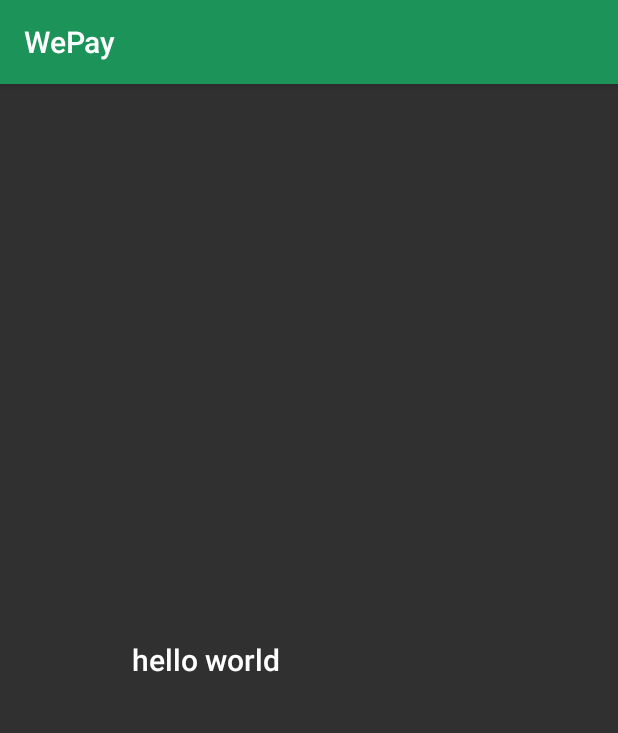
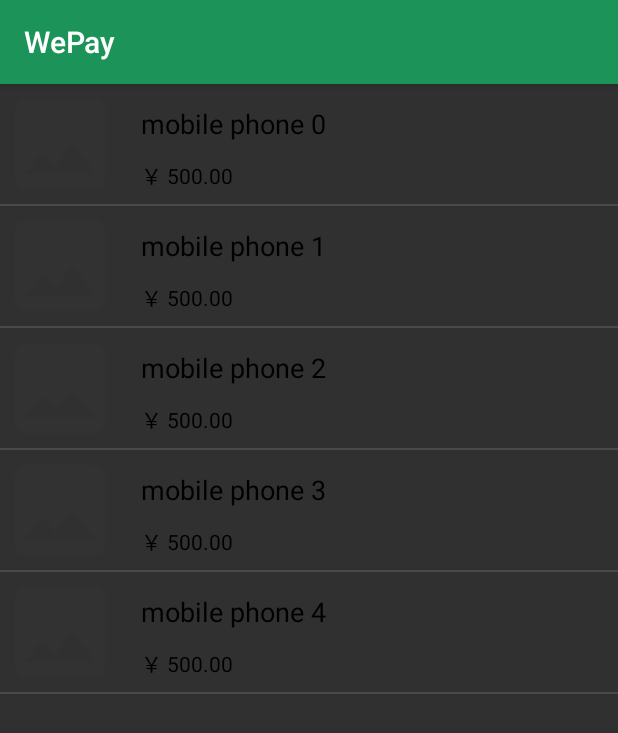
Before and after one commit to ZJU-Project-Training-G01/Wepay, an Android app: the fragment SearchFragment shown on its own in the app's theme, on a phone screen of 412 x 824 dp. Shown: the top 733 px of the screen. Run offline under Robolectric (Android 15) with nearby library versions, the phone set to English and light mode, and no system bars; pictures from the network do not load.

Commit message:
商品列表页面 | 商品具体页面轮廓

```diff
--- a/NFC_Pay/app/src/main/AndroidManifest.xml
+++ b/NFC_Pay/app/src/main/AndroidManifest.xml
@@ -42,6 +42,7 @@
                 <category android:name="android.intent.category.LAUNCHER" />
             </intent-filter>
         </activity>
+        <activity android:name=".GoodActivity"/>
     </application>
 
 </manifest>
--- a/NFC_Pay/app/src/main/java/cn/edu/zju/se_g01/nfc_pay/Good/GoodAdapter.java
+++ /dev/null
@@ -1,118 +0,0 @@
-package cn.edu.zju.se_g01.nfc_pay.Good;
-
-import android.content.Context;
-import android.graphics.Bitmap;
-import android.os.Bundle;
-import android.support.v7.widget.RecyclerView;
-import android.view.LayoutInflater;
-import android.view.View;
-import android.view.ViewGroup;
-import android.widget.BaseAdapter;
-import android.widget.ImageView;
-import android.widget.TextView;
-
-import java.util.ArrayList;
-import java.util.List;
-
-import cn.edu.zju.se_g01.nfc_pay.R;
-import cn.edu.zju.se_g01.nfc_pay.fragments.SearchFragment;
-
-/**
- * Created by Rexxar on 2017/7/7.
- */
-
-public class GoodAdapter extends BaseAdapter {
-
-    private List<Goods> goodsList = new ArrayList<>();
-
-    private Context context;
-    private LayoutInflater layoutInflater;
-
-    private SearchFragment searchFragment;
-
-    public GoodAdapter(Context context, List<Goods> goodsList) {
-        this.context = context;
-        this.goodsList = goodsList;
-
-        searchFragment = new SearchFragment();
-        searchFragment.setContext(context);
-
-//        this.layoutInflater = LayoutInflater.from(context);
-    }
-
-    @Override
-    public int getCount() {
-        return goodsList.size();
-    }
-
-    @Override
-    public Goods getItem(int position) {
-        return goodsList.get(position);
-    }
-
-    @Override
-    public long getItemId(int position) {
-        return position;
-    }
-
-    @Override
-    public View getView(int position, View convertView, ViewGroup parent) {
-        if (convertView == null) {
-            convertView = layoutInflater.inflate(R.layout.search_layout, null);//找到布局文件
-            convertView.setTag(new ViewHolder(convertView));
-        }
-        initViews(getItem(position),(ViewHolder) convertView.getTag());
-        return convertView;
-    }
-
-    private void initViews(Goods goods, ViewHolder holder) {
-        /*
-         * 第一次初始话的时候通过 要请求的Url地址 为每个图片设置一个Tag标记,
-         * 然后在设置图片的时候判断Tag标记如果是才把图片设置到ImageView上,
-         * 这做的原因是为了防止ListView 中的图片错位...
-         */
-        holder.imageView.setTag(goods.getImgUrl());
-
-        //设置新闻标题为集合中获得的标题
-        holder.nameTextView.setText(goods.getGoodsName());
-
-        holder.priceTextView.setText(String.format("%.2f",goods.getUnitPrice()));
-
-    }
-
-    protected class ViewHolder {
-        private ImageView imageView;
-        private TextView nameTextView;
-        private TextView priceTextView;
-
-        public ViewHolder(View view) {
-            imageView = (ImageView) view.findViewById(R.id.good_img);
-            nameTextView = (TextView) view.findViewById(R.id.good_name);
-            priceTextView = (TextView) view.findViewById(R.id.unit_price);
-        }
-    }
-
-    public void getImage(Context context, String imgUrl,
-                         final ImageView imageView) {
-        //TODO 将img显示在imageView上
-        /*
-         * 检测图片的Tag值 ,如果根请求的地址相同 才做图片的网络请求.
-         */
-//        if (imageView.getTag().toString().equals(imgUrl)) {
-//
-//            RequestQueue mQueue = Volley.newRequestQueue(context);
-//            ImageRequest imageRequest = new ImageRequest(imgUrl,
-//                    new Response.Listener<Bitmap>() {
-//                        @Override
-//                        public void onResponse(Bitmap response) {
-//                            imageView.setImageBitmap(response);//将返回的Bitmap显示子啊ImageView上
-//                        }
-//                    }, 0, 0, Bitmap.Config.RGB_565, new Response.ErrorListener() {
-//                @Override
-//                public void onErrorResponse(VolleyError error) {
-//                }
-//            });
-//            mQueue.add(imageRequest);
-//        }
-    }
-}
--- a/NFC_Pay/app/src/main/java/cn/edu/zju/se_g01/nfc_pay/Good/GoodsLab.java
+++ b/NFC_Pay/app/src/main/java/cn/edu/zju/se_g01/nfc_pay/Good/GoodsLab.java
@@ -12,7 +12,7 @@ import java.util.UUID;
  */
 public class GoodsLab {
     private static GoodsLab goodsLab;
-    private List<Goods> goodsList;
+    private ArrayList<Goods> goodsList;
 
     public static GoodsLab get(Context context) {
         if (goodsLab == null) {
@@ -26,12 +26,12 @@ public class GoodsLab {
         //TODO 连接服务器，获取所有商品
         for (int i = 0; i < 5; i++) {
             Goods g = new Goods("01", "mobile phone "+String.valueOf(i),
-                    500, "http://www.baidu.com", "none");
+                    500, "http://www.lagou.com/image1/M00/31/84/Cgo8PFWLydyAKywFAACk6BPmTzc228.png", "none");
             goodsList.add(g);
         }
     }
 
-    public List<Goods> getGoodsList() {
+    public ArrayList<Goods> getGoodsList() {
         return goodsList;
     }
 
--- /dev/null
+++ b/NFC_Pay/app/src/main/java/cn/edu/zju/se_g01/nfc_pay/Good/ImgDownloader.java
@@ -0,0 +1,102 @@
+package cn.edu.zju.se_g01.nfc_pay.Good;
+
+import android.annotation.SuppressLint;
+import android.graphics.Bitmap;
+import android.graphics.BitmapFactory;
+import android.net.sip.SipAudioCall;
+import android.os.Handler;
+import android.os.HandlerThread;
+import android.os.Message;
+import android.util.Log;
+
+import java.io.IOException;
+import java.util.Collections;
+import java.util.HashMap;
+import java.util.Map;
+
+import cn.edu.zju.se_g01.nfc_pay.FlickrFetchr;
+
+/**
+ * Created by Rexxar on 2017/7/7.
+ */
+
+public class ImgDownloader<Token> extends HandlerThread {
+    private static final String TAG = "ImgDownloader";
+    private static final int MESSAGE_DOWNLOAD = 0;
+
+    Handler handler;
+    Map<Token, String> requestMap =
+            Collections.synchronizedMap(new HashMap<Token, String>());
+    Handler responseHandler;
+    Listener<Token> listener;
+
+    public interface Listener<Token> {
+        void onImgDownload(Token token, Bitmap img);
+    }
+
+    public void setListener(Listener<Token> listener) {
+        this.listener = listener;
+    }
+    public ImgDownloader(Handler responseHandler) {
+        super(TAG);
+        this.responseHandler = responseHandler;
+    }
+
+    @Override
+    protected void onLooperPrepared() {
+        handler = new Handler() {
+            @Override
+            public void handleMessage(Message msg) {
+                if (msg.what == MESSAGE_DOWNLOAD) {
+                    Token token = (Token) msg.obj;
+                    Log.i(TAG, "Got a request for url: " + requestMap.get(token));
+                    handleRequest(token);
+                }
+            }
+        };
+    }
+
+    public void queueImg(Token token, String url) {
+        Log.i(TAG, "Got an URL: " + url);
+        requestMap.put(token, url);
+
+        handler
+                .obtainMessage(MESSAGE_DOWNLOAD, token)
+                .sendToTarget();
+
+    }
+
+    private void handleRequest(final Token token) {
+        try {
+            final String url = requestMap.get(token);
+            if (url==null)
+                return;
+
+            byte[] bitmapBytes = new FlickrFetchr().getUrlBytes(url);
+            final Bitmap bitmap = BitmapFactory
+                    .decodeByteArray(bitmapBytes, 0, bitmapBytes.length);
+            Log.i(TAG, "Bitmap created");
+
+            responseHandler.post(new Runnable() {
+                @Override
+                public void run() {
+
+                    if (requestMap.get(token) != url) {
+                        return;
+                    }
+                    requestMap.remove(token);
+                    listener.onImgDownload(token, bitmap);
+                }
+            });
+
+        } catch (IOException e) {
+            Log.i(TAG, "Error downloading img", e);
+        }
+    }
+
+    public void clearQueue() {
+        handler.removeMessages(MESSAGE_DOWNLOAD);
+        requestMap.clear();
+    }
+
+}
--- a/NFC_Pay/app/src/main/java/cn/edu/zju/se_g01/nfc_pay/fragments/SearchFragment.java
+++ b/NFC_Pay/app/src/main/java/cn/edu/zju/se_g01/nfc_pay/fragments/SearchFragment.java
@@ -1,71 +1,167 @@
 package cn.edu.zju.se_g01.nfc_pay.fragments;
 
-import android.content.Context;
+import android.content.Intent;
+import android.graphics.Bitmap;
 import android.os.Bundle;
+import android.os.Handler;
+import android.support.annotation.NonNull;
 import android.support.annotation.Nullable;
-import android.support.v4.app.Fragment;
 import android.support.v4.app.ListFragment;
-import android.view.LayoutInflater;
+import android.util.Log;
 import android.view.View;
 import android.view.ViewGroup;
+import android.widget.ArrayAdapter;
+import android.widget.ImageView;
 import android.widget.ListView;
+import android.widget.TextView;
 
 import java.util.ArrayList;
-import java.util.List;
 
-import cn.edu.zju.se_g01.nfc_pay.Good.GoodAdapter;
 import cn.edu.zju.se_g01.nfc_pay.Good.Goods;
+import cn.edu.zju.se_g01.nfc_pay.Good.GoodsLab;
+import cn.edu.zju.se_g01.nfc_pay.Good.ImgDownloader;
+import cn.edu.zju.se_g01.nfc_pay.GoodActivity;
 import cn.edu.zju.se_g01.nfc_pay.R;
 
 /**
  * Created by dddong on 2017/7/5.
  */
 
-public class SearchFragment extends Fragment {
-    private Context context;
-    private List<Goods> goodsList;
-    private GoodAdapter adapter;
-
-    private ListView listView;
-
+public class SearchFragment extends ListFragment {
+    private final String TAG = "GoodsListFragment";
+    private ArrayList<Goods> goodsList;
+    ImgDownloader<ImageView> imgDownloaderThread;
 
     @Override
     public void onCreate(@Nullable Bundle savedInstanceState) {
         super.onCreate(savedInstanceState);
+        goodsList = GoodsLab.get(getActivity()).getGoodsList();
+
+        GoodAdapter adapter = new GoodAdapter(goodsList);
+        setListAdapter(adapter);
+
+        imgDownloaderThread = new ImgDownloader<>(new Handler());
+        imgDownloaderThread.setListener(new ImgDownloader.Listener<ImageView>() {
+
+            @Override
+            public void onImgDownload(ImageView imageView, Bitmap img) {
+                if (isVisible()) {
+                    imageView.setImageBitmap(img);
+                }
+            }
+        });
+
+        imgDownloaderThread.start();
+        imgDownloaderThread.getLooper();
+        Log.i(TAG, "Background thread started");
+//        bitmaps = new ArrayList<>(goodsList.size());
+//        Thread t = new Thread() {
+//            @Override
+//            public void run() {
+//                try {
+//                    Bitmap bitmap;
+//                    Log.d("debug", "*******connect**************************");
+//                    Log.d("debug", "*******connect**************************");
+//                    Log.d("debug", "*******connect**************************");
+//
+//                    for (int i = 0; i < goodsList.size(); i++) {
+//                        URL url = new URL("http://www.lagou.com/image1/M00/31/84/Cgo8PFWLydyAKywFAACk6BPmTzc228.png");
+//                        InputStream is = url.openStream();
+//                        bitmap = BitmapFactory.decodeStream(is);
+//                        bitmaps.set(i, bitmap);
+//                        is.close();
+//                        Thread.sleep(1000);
+//                    }
+//
+//                    Log.d("debug", "*******aaaconnect**************************");
+//                    Log.d("debug", "*******aaaconnect**************************");
+//                    Log.d("debug", "*******aaaconnect**************************");
+//                } catch (Exception e) {
+//                    Log.d("debug", "!!!!!!!!!!!cannot connect!!!!!!!!!!!!!!!!!!!");
+//                    Log.d("debug", "!!!!!!!!!!!cannot connect!!!!!!!!!!!!!!!!!!!");
+//                    Log.d("debug", "!!!!!!!!!!!cannot connect!!!!!!!!!!!!!!!!!!!");
+//                    e.printStackTrace();
+//                }
+//
+//            }
+//        };
+//        t.start();
+//        try {
+//            t.join();
+//        } catch (InterruptedException e) {
+//            e.printStackTrace();
+//        }
+
     }
 
     @Override
-    public View onCreateView(LayoutInflater inflater, ViewGroup container,
-                             Bundle savedInstanceState) {
-        // Inflate the layout for this fragment
-        //通过inflater()方法获得fragment的布局
-        View view=inflater.inflate(R.layout.search_layout, container, false);
+    public void onListItemClick(ListView l, View v, int position, long id) {
+        Goods g = ((GoodAdapter) getListAdapter()).getItem(position);
+        Log.d(TAG, g.getGoodsName() + " was clicked");
 
-        //在fragment中要通过view调用findViewById(),然后获得listview
-        listView = (ListView) view.findViewById(R.id.listview);
-
-        goodsList = getGoodsList(null);
-
-        //这个可以忽略
-        //mApplication = (MyApplication) getActivity().getApplication();
-
-        adapter = new GoodAdapter(this.context, goodsList);
-
-        return view;
+        //Start GoodActivity
+        Intent i = new Intent(getActivity(), GoodActivity.class);
+        i.putExtra(GoodActivity.EXTRA_GOOD_ID, g.getUuid());
+        startActivity(i);
     }
 
-    public List<Goods> getGoodsList(String url) {
-        List<Goods> goodsList = new ArrayList<>();
-        //TODO 连接服务器，获取所有商品
-        for (int i = 0; i < 5; i++) {
-            Goods g = new Goods("01", "mobile phone "+String.valueOf(i),
-                    500, "http://www.baidu.com", "none");
-            goodsList.add(g);
-        }
-        return goodsList;
+    @Override
+    public void onDestroy() {
+        super.onDestroy();
+        imgDownloaderThread.quit();
+        Log.i(TAG, "Background thread destroyed");
     }
 
-    public void setContext(Context context) {
-        this.context = context;
+    @Override
+    public void onDestroyView() {
+        super.onDestroyView();
+        imgDownloaderThread.clearQueue();
     }
+
+    private class GoodAdapter extends ArrayAdapter<Goods> {
+        public GoodAdapter(ArrayList<Goods> goodsList) {
+            super(getActivity(), 0, goodsList);
+        }
+
+        @NonNull
+        @Override
+        public View getView(int position, @Nullable View convertView, @NonNull ViewGroup parent) {
+            if (convertView == null) {
+                convertView = getActivity().getLayoutInflater()
+                        .inflate(R.layout.search_layout, null);
+            }
+            Goods g = getItem(position);
+
+            ImageView img = (ImageView) convertView.findViewById(R.id.good_img);
+            img.setImageResource(R.drawable.ic_default_img);
+            imgDownloaderThread.queueImg(img, g.getImgUrl());
+
+            TextView goodName = (TextView) convertView.findViewById(R.id.good_name);
+            TextView unitPrice = (TextView) convertView.findViewById(R.id.unit_price);
+//            Drawable cachedImage = asyncImageLoader.loadDrawable(g.getImgUrl(), new AsyncImageLoader.ImageCallback() {
+//                public void imageLoaded(Drawable imageDrawable, String imageUrl) {
+//
+//                    ImageView img = (ImageView) convertView.findViewById(R.id.good_img);
+//                    if (imageViewByTag != null) {
+//                        imageViewByTag.setImageDrawable(imageDrawable);
+//                    }
+//                }
+//            });
+
+            goodName.setText(g.getGoodsName());
+            unitPrice.setText("￥ " + String.format("%.2f", g.getUnitPrice()));
+
+            return convertView;
+        }
+    }
+
+//    private class FetchItemsTask extends AsyncTask<Void, Void, Void> {
+//
+//        @Override
+//        protected Void doInBackground(Void... params) {
+//            new FlickrFetchr().fe
+//            return null;
+//        }
+//    }
+
 }
--- a/NFC_Pay/app/src/main/res/layout/search_layout.xml
+++ b/NFC_Pay/app/src/main/res/layout/search_layout.xml
@@ -1,70 +1,50 @@
 <?xml version="1.0" encoding="utf-8"?>
 <RelativeLayout xmlns:android="http://schemas.android.com/apk/res/android"
-    android:layout_width="fill_parent"
+    android:layout_width="match_parent"
     android:layout_height="wrap_content">
-
-    <LinearLayout
-        android:layout_margin="10dp"
-        android:layout_width="match_parent"
-        android:layout_height="wrap_content"
-        android:orientation="horizontal"
-        android:layout_alignParentTop="true"
-        android:id="@+id/linearLayout">
 
     <ImageView
         android:id="@+id/good_img"
         android:layout_width="80dp"
-            android:layout_height="80dp"
-            />
-        <LinearLayout
-            android:layout_width="match_parent"
-            android:layout_height="wrap_content"
-            android:orientation="vertical"
-            >
+        android:layout_height="80dp" />
+
     <TextView
         android:id="@+id/good_name"
         android:layout_width="wrap_content"
         android:layout_height="wrap_content"
+        android:layout_marginLeft="14dp"
+        android:layout_marginTop="14dp"
+        android:layout_toEndOf="@id/good_img"
+        android:layout_toRightOf="@id/good_img"
         android:maxLines="1"
-                android:textSize="18dp"
+        android:text="美的电饼铛 JHN30F 双面加热"
+        android:textColor="@android:color/black"
+        android:textSize="18sp"
         />
+
     <TextView
         android:id="@+id/unit_price"
-                android:layout_marginTop="10dp"
         android:layout_width="wrap_content"
         android:layout_height="wrap_content"
-                android:textSize="14dp"
-                />
+        android:text="￥500"
+        android:textColor="@android:color/black"
+        android:textSize="14sp"
+        android:layout_below="@+id/good_name"
+        android:layout_alignLeft="@+id/good_name"
+        android:layout_alignStart="@+id/good_name"
+        android:layout_marginTop="11dp" />
 
-        </LinearLayout>
-        <EditText
-            android:layout_width="fill_parent"
-            android:layout_height="wrap_content"
-            android:layout_alignParentLeft="true"
-            android:layout_weight="1"
-            android:hint="Search Text" />
 
-    </LinearLayout>
-
-    <ListView
-        android:id="@+id/listview"
-        android:layout_width="match_parent"
-        android:layout_height="wrap_content"
-
-        android:layout_marginLeft="2dp"
-        android:layout_marginRight="2dp"
-        android:divider="@null" >
-    </ListView>
-    <TextView
-        android:id="@+id/textView3"
-        android:layout_width="wrap_content"
-        android:layout_height="wrap_content"
-        android:layout_alignParentLeft="true"
-        android:layout_alignParentStart="true"
-        android:layout_below="@+id/linearLayout"
-        android:layout_marginLeft="88dp"
-        android:layout_marginStart="88dp"
-        android:layout_marginTop="91dp"
-        android:text="hello world"
-        android:textAppearance="@style/TextAppearance.AppCompat.Title" />
+    <!--<TextView-->
+    <!--android:id="@+id/textView3"-->
+    <!--android:layout_width="wrap_content"-->
+    <!--android:layout_height="wrap_content"-->
+    <!--android:layout_alignParentLeft="true"-->
+    <!--android:layout_alignParentStart="true"-->
+    <!--android:layout_below="@+id/linearLayout"-->
+    <!--android:layout_marginLeft="88dp"-->
+    <!--android:layout_marginStart="88dp"-->
+    <!--android:layout_marginTop="91dp"-->
+    <!--android:text="hello world"-->
+    <!--android:textAppearance="@style/TextAppearance.AppCompat.Title" />-->
 </RelativeLayout>
```
Also changed, not shown: NFC_Pay/app/src/main/java/cn/edu/zju/se_g01/nfc_pay/GoodActivity.java (added, +47 -0 lines), NFC_Pay/app/src/main/res/layout/activity_good.xml (added, +78 -0 lines), NFC_Pay/app/src/main/res/drawable-hdpi/ic_default_img.png (added), NFC_Pay/app/src/main/res/drawable-mdpi/ic_default_img.png (added), NFC_Pay/app/src/main/res/drawable-xhdpi/ic_default_img.png (added), NFC_Pay/app/src/main/res/drawable-xxhdpi/ic_default_img.png (added), 1 other file. Lines whose indentation alone changed are shown as unchanged.
